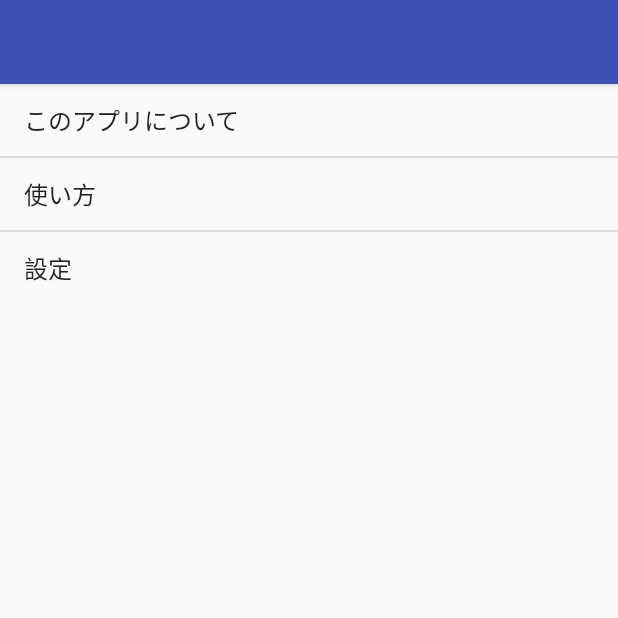
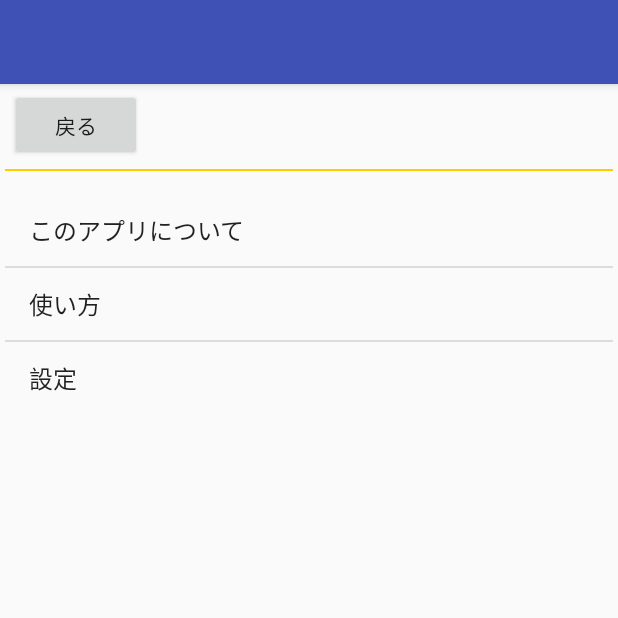
Before and after one commit to ryo-hoshi/TodoSupportLady, an Android app: the ConfigActivity screen opened directly, with no data from a screen before it, on a phone screen of 412 x 824 dp, the top half of it. Run offline under Robolectric (Android 15) with nearby library versions, the phone set to English and light mode, and no system bars.

Commit message:
modify Issues#7 aplinfo config

```diff
--- a/app/src/main/java/apl/r_m_unt/todosupportlady/config/ConfigFragment.java
+++ b/app/src/main/java/apl/r_m_unt/todosupportlady/config/ConfigFragment.java
@@ -4,12 +4,17 @@ import android.app.ListFragment;
 import android.content.Intent;
 import android.os.Bundle;
 import android.util.Log;
+import android.view.LayoutInflater;
 import android.view.View;
+import android.view.ViewGroup;
 import android.widget.ArrayAdapter;
+import android.widget.Button;
 import android.widget.ListView;
 
 import java.util.ArrayList;
 import java.util.List;
+
+import apl.r_m_unt.todosupportlady.R;
 
 /**
  * Created by ryota on 2017/04/09.
@@ -19,12 +24,34 @@ public class ConfigFragment extends ListFragment {
     private static final String TAG = "ConfigFragment";
 
     private List<String> mList = new ArrayList<>();
+    private ListView configListView;
+    private Button buttonBack;
+
+    // Fragmentで表示するViewを作成するメソッド
+    @Override
+    public View onCreateView(LayoutInflater inflater, ViewGroup container, Bundle savedInstanceState) {
+        super.onCreateView(inflater, container, savedInstanceState);
+        // レイアウトをここでViewとして作成します
+        return inflater.inflate(R.layout.fragment_config, container, false);
+
+    }
 
     // Viewが生成し終わった時に呼ばれるメソッド
     @Override
     public void onViewCreated(View view, Bundle savedInstanceState) {
         super.onViewCreated(view, savedInstanceState);
 
+        configListView = getListView();
+
+        // 戻るボタン押下時の処理
+        buttonBack = (Button)getView().findViewById(R.id.button_config_back);
+        buttonBack.setOnClickListener(new View.OnClickListener() {
+            @Override
+            public void onClick(View v) {
+                // 当画面のActivityを終了する
+                getActivity().finish();
+            }
+        });
     }
 
 
@@ -36,16 +63,18 @@ public class ConfigFragment extends ListFragment {
         mList.add("このアプリについて");
         mList.add("使い方");
         mList.add("設定");
+
         //ListView listViewInfoConfig = (ListView) getView().findViewById(R.id.listView_infoConfig);
 
         // アダプターの生成
         ArrayAdapter<String> adapter = new ArrayAdapter<>(getActivity(),
                 android.R.layout.simple_list_item_1, mList);
 
-        // アダプターの設定
-        setListAdapter(adapter);
+//        configListView = (ListView)getView().findViewById(R.id.listView_config);
+        configListView.setAdapter(adapter);
 
-
+//        // アダプターの設定
+//        setListAdapter(adapter);
     }
 
 // 必要なら使う
--- a/app/src/main/java/apl/r_m_unt/todosupportlady/todo/TodoListFragment.java
+++ b/app/src/main/java/apl/r_m_unt/todosupportlady/todo/TodoListFragment.java
@@ -82,7 +82,7 @@ public class TodoListFragment extends ListFragment {
         });
 
         // 戻るボタン押下時の処理
-        buttonBack = (Button)getView().findViewById(R.id.button_back);
+        buttonBack = (Button)getView().findViewById(R.id.button_todo_list_back);
         buttonBack.setOnClickListener(new View.OnClickListener() {
             @Override
             public void onClick(View v) {
--- a/app/src/main/res/layout/content_config.xml
+++ b/app/src/main/res/layout/content_config.xml
@@ -12,5 +12,7 @@
         android:layout_width="match_parent"
         android:layout_height="wrap_content"
         android:name="apl.r_m_unt.todosupportlady.config.ConfigFragment"
-        android:id="@+id/fragment_config" />
+        android:id="@+id/fragment_config"
+        android:layout_marginLeft="3dp"
+        android:layout_marginRight="3dp"/>
 </RelativeLayout>
--- a/app/src/main/res/layout/content_info.xml
+++ b/app/src/main/res/layout/content_info.xml
@@ -12,5 +12,7 @@
         android:layout_width="match_parent"
         android:layout_height="wrap_content"
         android:name="apl.r_m_unt.todosupportlady.info.InfoFragment"
-        android:id="@+id/fragment_info" />
+        android:id="@+id/fragment_info"
+        android:layout_marginLeft="3dp"
+        android:layout_marginRight="3dp" />
 </RelativeLayout>
--- a/app/src/main/res/layout/content_todo_list.xml
+++ b/app/src/main/res/layout/content_todo_list.xml
@@ -14,6 +14,6 @@
         android:name="apl.r_m_unt.todosupportlady.todo.TodoListFragment"
         android:layout_width="match_parent"
         android:layout_height="match_parent"
-        android:layout_marginLeft="16dp"
-        android:layout_marginRight="16dp" />
+        android:layout_marginLeft="3dp"
+        android:layout_marginRight="3dp" />
 </LinearLayout>
--- a/app/src/main/res/layout/fragment_config.xml
+++ b/app/src/main/res/layout/fragment_config.xml
@@ -2,6 +2,24 @@
 <LinearLayout xmlns:android="http://schemas.android.com/apk/res/android"
     android:layout_width="match_parent"
     android:layout_height="match_parent"
-    android:orientation="horizontal">
+    android:orientation="vertical">
 
+    <Button
+        android:id="@+id/button_config_back"
+        android:layout_marginTop="3dp"
+        android:layout_marginLeft="3dp"
+        android:layout_width="wrap_content"
+        android:layout_height="wrap_content"
+        android:text="@string/config_back" />
+    <View
+        android:layout_width="match_parent"
+        android:layout_marginTop="5dp"
+        android:layout_height="1dp"
+        android:background="#FFCC00"/>
+
+    <ListView
+        android:layout_marginTop="15dp"
+        android:layout_width="match_parent"
+        android:layout_height="wrap_content"
+        android:id="@+id/android:list" />
 </LinearLayout>
--- a/app/src/main/res/values/strings.xml
+++ b/app/src/main/res/values/strings.xml
@@ -16,6 +16,7 @@
     <string name="todo_set_complete">完了</string>
 
     <string name="circle_info_info">サークル情報</string>
+    <string name="circle_info_back">戻る</string>
     <string name="circle_info_description_title">このアプリに出てくるキャラクターについて</string>
     <string name="circle_info_description">アプリ内で使用しているキャラクターはサークル「てるカフェ。」のWEBマンガのキャラクターを使用しています。\nもし興味を持っていただけたらWEBマンガの方もぜひご覧ください。</string>
     <string name="circle_info_read">WEBマンガのページ(ニコニコ静画マンガ)を開く</string>
@@ -23,6 +24,7 @@
     <string name="circle_info_msg_subscribed">Subscribed to news topic</string>
     <string name="circle_msg_token_fmt" translatable="false">InstanceID Token: %s</string>
 
+    <string name="config_back">戻る</string>
     <string name="config_usage">使い方</string>
     <string name="config_usage_content">使い方説明の内容</string>
     <string name="config_version">バージョン</string>
```
Also changed, not shown: app/src/main/java/apl/r_m_unt/todosupportlady/info/InfoFragment.java (+15 -3 lines), app/src/main/res/layout/fragment_info.xml (+17 -4 lines), app/src/main/res/layout/fragment_todo_list.xml (+8 -3 lines).
